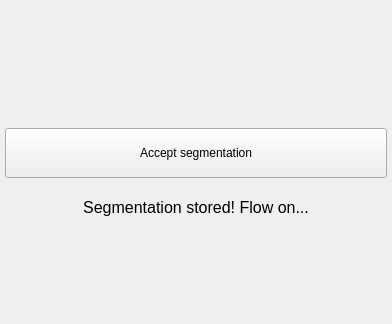
The window that Plugins/org.mitk.gui.qt.flow.segmentation/src/internal/QmitkSegmentationFlowControlView.ui (MITK/MITK) describes before a commit, drawn with Qt 5.
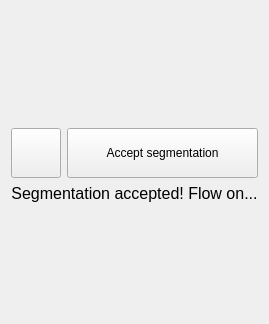
The same window after the commit. Custom widgets are drawn as their Qt base class.

Commit message:
Provide a save button for intermediate results
When the active task is shown, a "Save" button is shown next to the
"Accept segmentation" button. It will just save the current segmentation
as intermediate result instead of saving *and* accepting it.

As soon as an accepted segmentation exists on disk, it will get overridden
instead of creating an intermediate result again.

Intermediate results are stored at the same path as accepted segmentations
but their file extension is prepended by ".intermediate".

The edit to the form file:
```diff
--- a/Plugins/org.mitk.gui.qt.flow.segmentation/src/internal/QmitkSegmentationFlowControlView.ui
+++ b/Plugins/org.mitk.gui.qt.flow.segmentation/src/internal/QmitkSegmentationFlowControlView.ui
@@ -6,26 +6,11 @@
    <rect>
     <x>0</x>
     <y>0</y>
-    <width>392</width>
+    <width>268</width>
     <height>324</height>
    </rect>
   </property>
   <layout class="QVBoxLayout" name="verticalLayout">
-   <property name="spacing">
-    <number>20</number>
-   </property>
-   <property name="leftMargin">
-    <number>5</number>
-   </property>
-   <property name="topMargin">
-    <number>5</number>
-   </property>
-   <property name="rightMargin">
-    <number>5</number>
-   </property>
-   <property name="bottomMargin">
-    <number>5</number>
-   </property>
    <item>
     <spacer name="verticalSpacer">
      <property name="orientation">
@@ -43,6 +28,33 @@
     <widget class="QmitkSegmentationTaskListWidget" name="segmentationTaskListWidget" native="true"/>
    </item>
    <item>
+    <layout class="QHBoxLayout" name="horizontalLayout">
+     <item>
+      <widget class="QPushButton" name="btnStore">
+       <property name="minimumSize">
+        <size>
+         <width>50</width>
+         <height>50</height>
+        </size>
+       </property>
+       <property name="maximumSize">
+        <size>
+         <width>50</width>
+         <height>50</height>
+        </size>
+       </property>
+       <property name="toolTip">
+        <string>Save intermediate result</string>
+       </property>
+       <property name="iconSize">
+        <size>
+         <width>32</width>
+         <height>32</height>
+        </size>
+       </property>
+      </widget>
+     </item>
+     <item>
     <widget class="QPushButton" name="btnStoreAndAccept">
      <property name="minimumSize">
       <size>
@@ -53,12 +65,20 @@
      <property name="text">
       <string>Accept segmentation</string>
      </property>
-    </widget>
+       <property name="iconSize">
+        <size>
+         <width>32</width>
+         <height>32</height>
+        </size>
+       </property>
+      </widget>
+     </item>
+    </layout>
    </item>
    <item>
     <widget class="QLabel" name="labelStored">
      <property name="text">
-      <string>&lt;html&gt;&lt;head/&gt;&lt;body&gt;&lt;p&gt;&lt;span style=&quot; font-size:12pt;&quot;&gt;Segmentation stored! Flow on...&lt;/span&gt;&lt;/p&gt;&lt;/body&gt;&lt;/html&gt;</string>
+      <string>&lt;html&gt;&lt;head/&gt;&lt;body&gt;&lt;p&gt;&lt;span style=&quot; font-size:12pt;&quot;&gt;Segmentation accepted! Flow on...&lt;/span&gt;&lt;/p&gt;&lt;/body&gt;&lt;/html&gt;</string>
      </property>
      <property name="alignment">
       <set>Qt::AlignCenter</set>
```
Left out of the diff: 3 changed lines with no effect on the pictures. Lines whose indentation alone changed are shown as unchanged. The commit also changes 6 other files.
